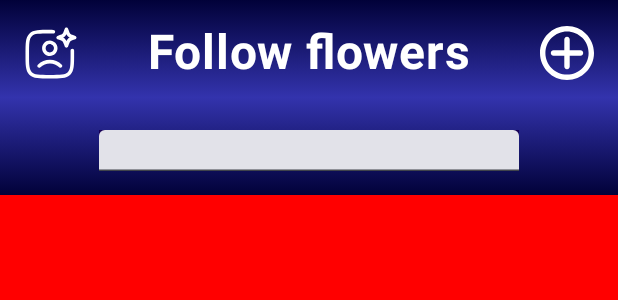
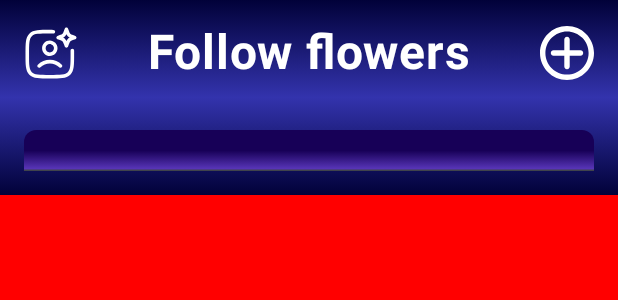
Before and after one commit to GarbuzRa/SmartHome, an Android app built with Jetpack Compose: the @Preview function MainScreenPreview, on a phone screen of 412 x 824 dp. Shown: the top 300 px of the screen. Run offline under Robolectric (Android 15) with nearby library versions, the phone set to English and light mode, and no system bars.

Commit message:
TextField fix x2

```diff
--- a/app/src/main/java/com/example/smarthome/MainActivity.kt
+++ b/app/src/main/java/com/example/smarthome/MainActivity.kt
@@ -23,7 +23,10 @@ import androidx.compose.foundation.layout.wrapContentWidth
 import androidx.compose.foundation.shape.RoundedCornerShape
 import androidx.compose.material.icons.Icons
 import androidx.compose.material3.Card
+import androidx.compose.material3.CardColors
+import androidx.compose.material3.CardDefaults
 import androidx.compose.material3.Icon
+import androidx.compose.material3.MaterialTheme
 import androidx.compose.material3.OutlinedTextField
 import androidx.compose.material3.Text
 import androidx.compose.material3.TextField
@@ -70,6 +73,9 @@ class MainActivity : ComponentActivity() {
 fun FlowerCard(flower: FlowerCardData) {
     Card(
         modifier = Modifier.padding(16.dp).fillMaxWidth(),
+        colors = CardDefaults.cardColors(
+            containerColor = MaterialTheme.colorScheme.background
+        ),
         shape = RoundedCornerShape(16.dp)
     ){
         Row(
@@ -124,15 +130,15 @@ fun FlowerCard(flower: FlowerCardData) {
                     repeat(3) { index ->
                         var iconRes: Int = 0
                         if (index * 33 <= flower.waterLevel) {
-                            iconRes = R.drawable.sun_full
+                            iconRes = R.drawable.waterlevel_full
                         } else {
-                            iconRes = R.drawable.sun_empty
+                            iconRes = R.drawable.water_level
                         }
 
                         Icon(
                             painter = painterResource(iconRes),
-                            contentDescription = "Sunlevel",
-                            tint = androidx.compose.ui.graphics.Color.Yellow
+                            contentDescription = "WaterLevel",
+                            tint = androidx.compose.ui.graphics.Color.Blue
                         )
                     }
                     Text(
@@ -219,21 +225,36 @@ fun MainScreen () {
                         mutableStateOf("")
                     }
 
-                    TextField(
+                    Box(
                         modifier = Modifier
                             .weight(1f)
-                            .wrapContentWidth(Alignment.CenterHorizontally)
+                            .clip(RoundedCornerShape(topStart = 8.dp, topEnd = 8.dp))
                             .background(brush = Brush.verticalGradient(
-                               0.50f to Color(0xff170057),
-                               1.00f to Color(0xff5F3BC3))
-                            ),
-                        value = textFieldState,
-                        onValueChange = {textFieldState = it},
-                    )
+                                0.50f to Color(0xff170057),
+                                1.00f to Color(0xff5F3BC3)
+                            ))
+                    ) {
+                        Column {
+                            TextField(
+                                modifier = Modifier.fillMaxWidth()
+                                    .clip(RoundedCornerShape(topStart = 8.dp, topEnd = 8.dp)),
+                                value = textFieldState,
+                                onValueChange = {textFieldState = it},
+                                colors = androidx.compose.material3.TextFieldDefaults.colors(
+                                    focusedContainerColor = Color.Transparent,
+                                    unfocusedContainerColor = Color.Transparent
+                                )
+                            )
+                            Box(
+                                modifier = Modifier
+                                    .fillMaxWidth()
+                                    .height(2.dp)
+                                    .background(Color.White))
+                        }
+                    }
                 }
             }
         }
-
     }
 }
 
```
Also changed, not shown: app/src/main/res/drawable/water_empty.xml (deleted, +0 -22 lines), app/src/main/res/drawable/water_level.xml (added, +10 -0 lines), app/src/main/res/drawable/waterlevel_full.xml (added, +10 -0 lines).
